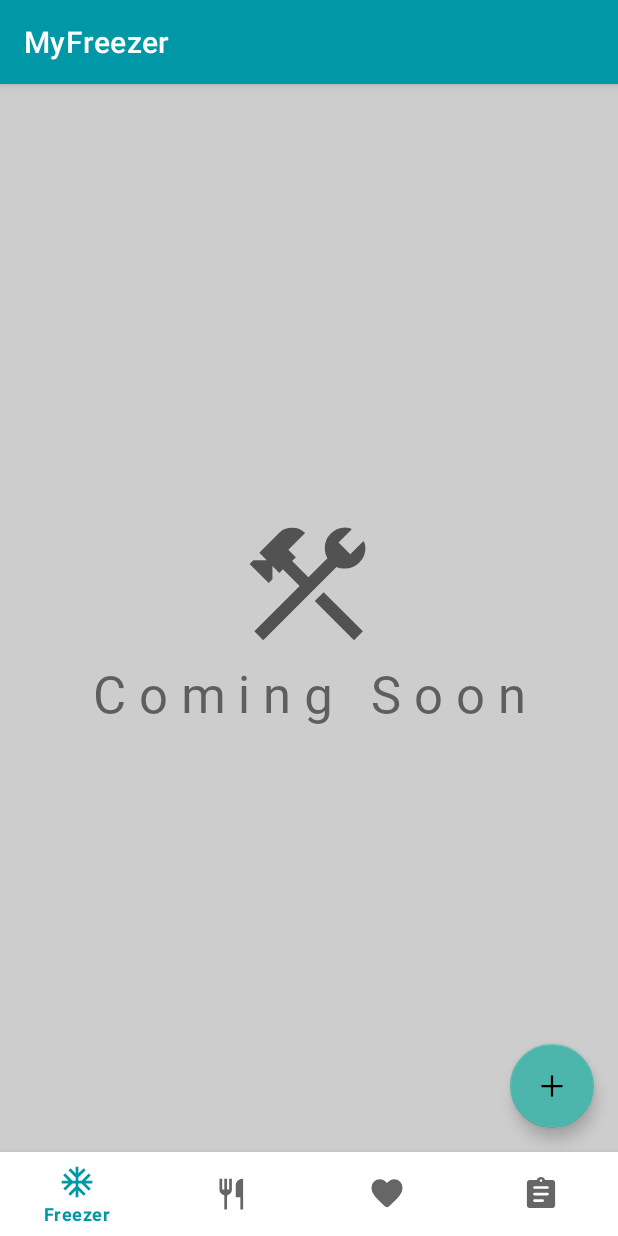
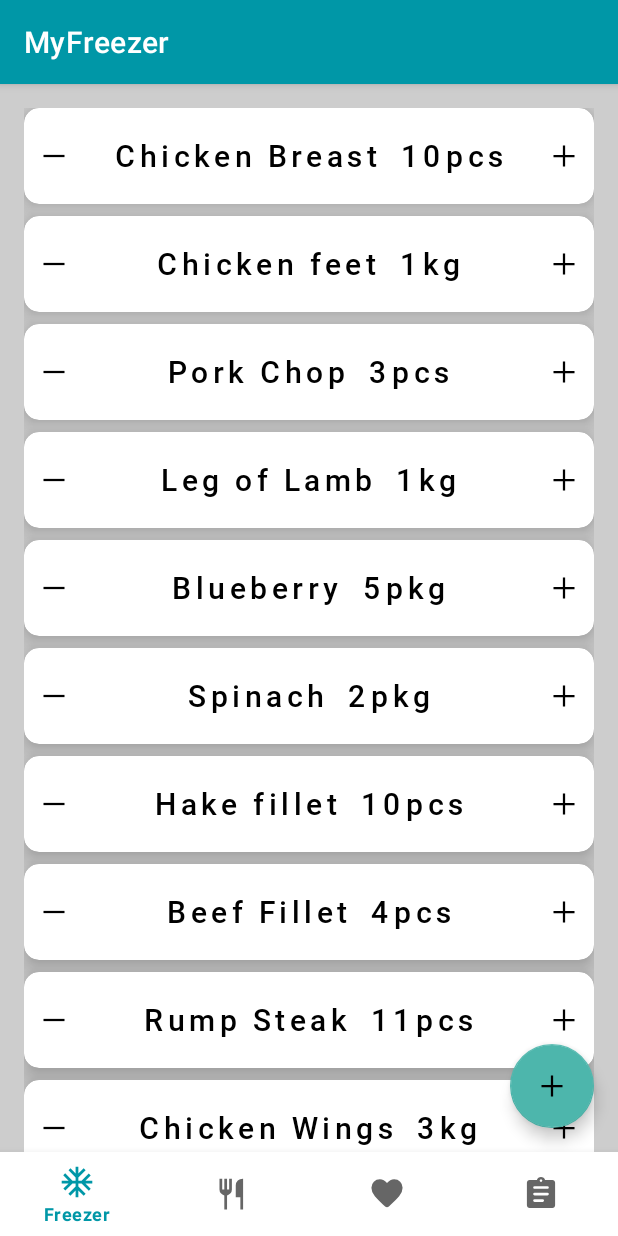
Before and after one commit to BrandedNomad/MyFreezerAndroid, an Android app: the screen it shows after launch (MainActivity), on a phone screen of 412 x 824 dp. Run offline under Robolectric (Android 15) with nearby library versions, the phone set to English and light mode, and no system bars; our stand-ins replace data binding; libraries missing offline, so code that uses them is left out: com.microsoft.appcenter; 1 statement that could not run was skipped.

Commit message:
feat: added recycler view for freezer view

```diff
--- a/app/src/main/java/com/myfreezer/app/domain/FreezerItem.kt
+++ b/app/src/main/java/com/myfreezer/app/domain/FreezerItem.kt
@@ -5,10 +5,10 @@ import kotlinx.android.parcel.Parcelize
 
 @Parcelize
 data class FreezerItem(
-    val id:String,
+    //val id:String,
     val name:String,
     val quantity:String,
     val unit:String,
-    val minimum:String,
-    val date:String,
+    //val minimum:String,
+    //val date:String,
 ): Parcelable
--- /dev/null
+++ b/app/src/main/java/com/myfreezer/app/shared/DummyData.kt
@@ -0,0 +1,18 @@
+package com.myfreezer.app.shared
+
+import com.myfreezer.app.domain.FreezerItem
+
+val one = FreezerItem("Chicken Breast","10","pcs")
+val two = FreezerItem("Chicken feet","1","kg")
+val three = FreezerItem("Pork Chop","3","pcs")
+val four = FreezerItem("Leg of Lamb","1","kg")
+val five = FreezerItem("Blueberry","5","pkg")
+val six = FreezerItem("Spinach","2","pkg")
+val seven = FreezerItem("Hake fillet","10","pcs")
+val eight = FreezerItem("Beef Fillet","4","pcs")
+val nine = FreezerItem("Rump Steak","11","pcs")
+val ten = FreezerItem("Chicken Wings","3","kg")
+val eleven = FreezerItem("Beef Mince","2","kg")
+val twelve = FreezerItem("Mushrooms","6","pkg")
+
+val freezerList = listOf(one,two,three,four,five,six,seven,eight,nine,ten,eleven,twelve)
--- /dev/null
+++ b/app/src/main/java/com/myfreezer/app/ui/freezer/FreezerAdapter.kt
@@ -0,0 +1,131 @@
+package com.myfreezer.app.ui.freezer
+
+
+import android.view.LayoutInflater
+import android.view.View
+import android.view.ViewGroup
+import android.widget.TextView
+import androidx.recyclerview.widget.DiffUtil
+import androidx.recyclerview.widget.ListAdapter
+import androidx.recyclerview.widget.RecyclerView
+import com.myfreezer.app.R
+import com.myfreezer.app.domain.FreezerItem
+
+/**
+ * @class FreezerAdapter
+ * @description: The adapter for the freezer item recycler view
+ *
+ */
+
+class FreezerAdapter(val onClickListener: OnClickListener): ListAdapter<FreezerItem,FreezerAdapter.FreezerViewHolder>(FreezerDiffCallback()) {
+
+    /**
+     * @description: The view holder for freezer_list_item
+     */
+    class FreezerViewHolder(viewItem:View): RecyclerView.ViewHolder(viewItem){
+
+        //getting the individual views from freezer_list_item
+        val textViewItemName: TextView = viewItem.findViewById(R.id.freezerListItemName)
+        val textViewItemQuantity: TextView = viewItem.findViewById(R.id.freezerListItemQuantity)
+        val textViewItemUnit: TextView = viewItem.findViewById(R.id.freezerListItemUnit)
+
+        /**
+         * @method bind
+         * @description binds freezerItem content to individual freezer_list_item
+         * @param {FreezerViewHolder} holder: The view holder that holds the freezer_list_item
+         * @param {FreezerItem} item: The content to be bound
+         */
+        fun bind(holder:FreezerViewHolder, item:FreezerItem){
+
+            holder.textViewItemName.text = item.name
+            holder.textViewItemQuantity.text = item.quantity
+            holder.textViewItemUnit.text = item.unit
+        }
+
+
+        companion object{
+            /**
+             * @method from
+             * @description: Inflates the freezer_list_item view
+             * @param {ViewGroup} parent: The parent context
+             * @return {Object} FreezerViewHolder
+             */
+            fun from(parent: ViewGroup):FreezerViewHolder{
+                val view:View = LayoutInflater.from(parent.context)
+                    .inflate(
+                        R.layout.freezer_list_item,
+                        parent,
+                        false
+                    )
+
+                return FreezerViewHolder(view)
+
+            }
+        }
+
+    }
+
+    /**
+     * @method onCreateViwHolder
+     * @description lifecycle method that inflates the view on create.
+     * @param {ViewGroup} parent: The parent view for context
+     * @param {Int} viewType: The type of view as an integer
+     * @return FreezerViewHolder - inflated view
+     */
+    override fun onCreateViewHolder(parent: ViewGroup, viewType: Int): FreezerViewHolder {
+        return FreezerViewHolder.from(parent)
+    }
+
+    /**
+     * @method onBindViewHolder
+     * @description lifecycle method that handles the binding of inflated view
+     * @param {FreezerViewHolder} holder: The inflated view
+     * @param {Int} position: the item position in list
+     */
+    override fun onBindViewHolder(holder:FreezerViewHolder, position: Int){
+        val item = getItem(position)
+        holder.bind(holder,item)
+        holder.itemView.setOnClickListener{
+            onClickListener.onClick(item)
+        }
+    }
+
+    /**
+     * @class OnClickListener
+     * @description Provides an instatiation of onClick to pass click listener to individual list items
+     */
+    class OnClickListener(val clickListener:(freezerItem:FreezerItem)-> Unit){
+        fun onClick(freezerItem:FreezerItem) =  clickListener(freezerItem)
+    }
+}
+
+/**
+ * @class FreezerDiffCallBack
+ * @description Provides an implementation of DiffUtill which performs diffing
+ * for individual list items, this ensures that individual list items are updated when they change
+ * and that only those that change are updated.
+ */
+class FreezerDiffCallback: DiffUtil.ItemCallback<FreezerItem>(){
+
+    /**
+     * @method: areItemsTheSame
+     * @description compares items to see if they are the same type
+     * @param {FreezerItem} oldItem
+     * @param {FreezerItem} newItem
+     * @return {Boolean} true if the items are the same type
+     */
+    override fun areItemsTheSame(oldItem: FreezerItem, newItem: FreezerItem): Boolean {
+        return oldItem == newItem
+    }
+
+    /**
+     * @method: areContentsTheSame
+     * @description compares contents of items to see if they are the same.
+     * @param {FreezerItem} oldItem
+     * @param {FreezerItem} newItem
+     * @return {Boolean} true if the items are the same
+     */
+    override fun areContentsTheSame(oldItem: FreezerItem, newItem: FreezerItem): Boolean {
+        return oldItem.name == newItem.name
+    }
+}
--- a/app/src/main/java/com/myfreezer/app/ui/freezer/FreezerFragment.kt
+++ b/app/src/main/java/com/myfreezer/app/ui/freezer/FreezerFragment.kt
@@ -8,6 +8,7 @@ import androidx.databinding.DataBindingUtil
 import androidx.fragment.app.Fragment
 import com.myfreezer.app.R
 import com.myfreezer.app.databinding.FragmentFreezerBinding
+import com.myfreezer.app.shared.freezerList
 
 class FreezerFragment: Fragment() {
 
@@ -25,6 +26,15 @@ class FreezerFragment: Fragment() {
             false
         )
 
+        //set Adapter
+        val adapter = FreezerAdapter(FreezerAdapter.OnClickListener{
+            //TODO:
+        })
+
+        binding.freezerReyclerView.adapter = adapter
+
+        adapter.submitList(freezerList)
+
         return binding.root
 
     }
--- /dev/null
+++ b/app/src/main/java/com/myfreezer/app/ui/freezer/FreezerViewModel.kt
@@ -0,0 +1,4 @@
+package com.myfreezer.app.ui.freezer
+
+class FreezerViewModel {
+}
--- /dev/null
+++ b/app/src/main/res/drawable/remove.xml
@@ -0,0 +1,10 @@
+<vector xmlns:android="http://schemas.android.com/apk/res/android"
+    android:width="48dp"
+    android:height="48dp"
+    android:viewportWidth="48"
+    android:viewportHeight="48"
+    android:tint="?attr/colorControlNormal">
+  <path
+      android:fillColor="@android:color/white"
+      android:pathData="M10,25.5V22.5H38V25.5Z"/>
+</vector>
--- a/app/src/main/res/layout/fragment_freezer.xml
+++ b/app/src/main/res/layout/fragment_freezer.xml
@@ -9,7 +9,24 @@
         android:layout_height="match_parent"
         android:id="@+id/FreezerFragment"
         android:background="@color/background">
+        <androidx.recyclerview.widget.RecyclerView
+            android:id="@+id/freezerReyclerView"
+            android:layout_width="match_parent"
+            android:layout_height="match_parent"
+            android:paddingTop="16dp"
+            android:paddingLeft="16dp"
+            android:paddingRight="16dp"
+            app:layoutManager="androidx.recyclerview.widget.LinearLayoutManager"
+            app:layout_constraintTop_toTopOf="parent"
+            app:layout_constraintStart_toStartOf="parent"
+            app:layout_constraintEnd_toEndOf="parent"
+            app:layout_constraintBottom_toBottomOf="parent"
+            app:layout_constraintVertical_bias="0.0"
+            tools:listitem="@layout/freezer_list_item"/>
+
+
         <androidx.appcompat.widget.LinearLayoutCompat
+            android:visibility="gone"
             android:layout_width="match_parent"
             android:layout_height="wrap_content"
             android:orientation="vertical"
--- /dev/null
+++ b/app/src/main/res/layout/freezer_list_item.xml
@@ -0,0 +1,76 @@
+<?xml version="1.0" encoding="utf-8"?>
+<layout xmlns:android="http://schemas.android.com/apk/res/android"
+    xmlns:app="http://schemas.android.com/apk/res-auto"
+    xmlns:tools="http://schemas.android.com/tools">
+    <androidx.cardview.widget.CardView
+        android:layout_width="match_parent"
+        android:layout_height="wrap_content"
+        android:elevation="5dp"
+        app:cardElevation="10dp"
+        app:cardCornerRadius="10dp"
+        android:layout_marginBottom="8dp">
+        <LinearLayout
+            android:layout_width="match_parent"
+            android:layout_height="48dp"
+            android:orientation="horizontal"
+            android:background="@color/surface"
+            android:layout_margin="8dp"
+            android:gravity="center_vertical"
+
+            >
+            <ImageView
+                android:id="@+id/freezerListItemDecrement"
+                android:layout_height="24dp"
+                android:layout_width="24dp"
+                android:src="@drawable/remove"
+                app:tint="@color/black"
+                />
+            <LinearLayout
+                android:layout_width="0dp"
+                android:layout_height="wrap_content"
+                android:orientation="horizontal"
+                android:layout_weight="2"
+                android:gravity="center_horizontal"
+
+                >
+                <TextView
+                    android:id="@+id/freezerListItemName"
+                    android:layout_height="wrap_content"
+                    android:layout_width="wrap_content"
+                    android:layout_marginEnd="16dp"
+                    android:text="Chicken Breast"
+                    style="@style/heading_6"
+                    android:textColor="@color/on_primary"
+                    />
+                <TextView
+                    android:id="@+id/freezerListItemQuantity"
+                    android:layout_height="wrap_content"
+                    android:layout_width="wrap_content"
+                    android:layout_marginEnd="4dp"
+                    android:text="5"
+                    style="@style/heading_6"
+                    android:textColor="@color/on_primary"/>
+                <TextView
+                    android:id="@+id/freezerListItemUnit"
+                    android:layout_height="wrap_content"
+                    android:layout_width="wrap_content"
+                    android:text="pcs"
+                    style="@style/heading_6"
+                    android:textColor="@color/on_primary"/>
+
+
+            </LinearLayout>
+
+            <ImageView
+                android:id="@+id/freezerListItemIncrement"
+                android:layout_height="24dp"
+                android:layout_width="24dp"
+                android:src="@drawable/add"
+                app:tint="@color/black"/>
+        </LinearLayout>
+
+    </androidx.cardview.widget.CardView>
+
+
+
+</layout>
```
